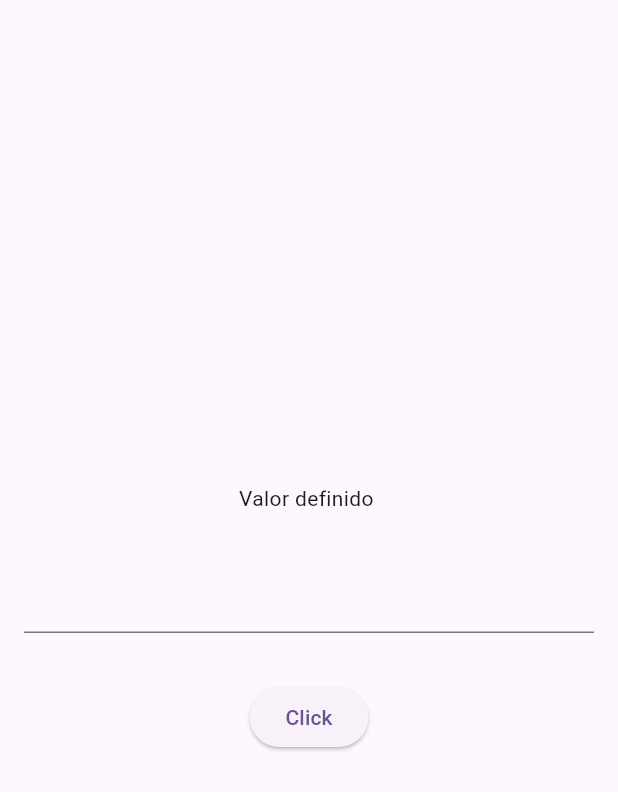
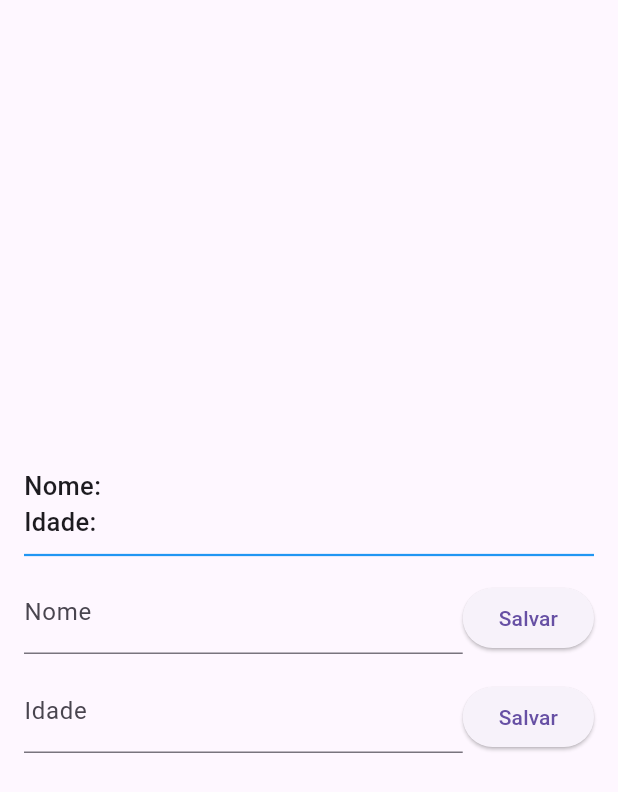
Before and after one commit to randradee/getx_intro, a Flutter app: the screen it shows after launch, on a phone screen of 412 x 824 dp. Shown: the top 792 px of the screen. Run offline on Flutter 3.47's test engine with Material 3 defaults, Android fonts, the phone set to English and light mode, and no system bars; our stand-ins replace get.

```diff
--- /dev/null
+++ b/lib/idade_controller.dart
@@ -0,0 +1,9 @@
+import 'package:get/get.dart';
+
+class IdadeController extends GetxController {
+  RxString idade = ''.obs;
+
+  void updateIdade(String idade) {
+    this.idade.value = idade;
+  }
+}
--- a/lib/main.dart
+++ b/lib/main.dart
@@ -1,6 +1,7 @@
 import 'package:flutter/material.dart';
-import 'package:get/get_state_manager/get_state_manager.dart';
-import 'package:getx_intro/value_controller.dart';
+import 'package:get/get.dart';
+import 'package:getx_intro/idade_controller.dart';
+import 'package:getx_intro/nome_controller.dart';
 
 void main() {
   runApp(const MyApp());
@@ -14,20 +15,25 @@ class MyApp extends StatelessWidget {
     return MaterialApp(
       title: 'Flutter Demo',
       theme: ThemeData(
-        colorScheme: ColorScheme.fromSeed(seedColor: Colors.deepPurple),
-        useMaterial3: true,
+        primarySwatch: Colors.blue,
       ),
-      home: MyHomePage(),
+      home: HomePage(),
     );
   }
 }
 
-class MyHomePage extends StatelessWidget {
-  MyHomePage({super.key});
+class HomePage extends StatelessWidget {
+  HomePage({super.key});
 
-  final textController = TextEditingController();
+  final nameController = TextEditingController();
+  final ageController = TextEditingController();
+  final idadeController = IdadeController();
+  final nomeController = NomeController();
 
-  final valueController = ValueController();
+  TextStyle commonStyle() => const TextStyle(
+        fontSize: 17,
+        fontWeight: FontWeight.w500,
+      );
 
   @override
   Widget build(BuildContext context) {
@@ -36,35 +42,83 @@ class MyHomePage extends StatelessWidget {
         padding: const EdgeInsets.all(16),
         child: Column(
           mainAxisAlignment: MainAxisAlignment.center,
+          crossAxisAlignment: CrossAxisAlignment.stretch,
           children: [
-            // Valor
             Obx(
               () {
-                return Text('Valor definido ${valueController.definedValue}');
+                return Text(
+                  'Nome: ${nomeController.nome}',
+                  style: commonStyle(),
+                );
               },
             ),
 
-            // Campo
-            Padding(
-              padding: const EdgeInsets.symmetric(vertical: 32),
-              child: TextField(
-                controller: textController,
-              ),
+            Obx(
+              () {
+                return Text(
+                  'Idade: ${idadeController.idade}',
+                  style: commonStyle(),
+                );
+              },
             ),
 
-            // Botão
-            Obx(() {
-              return valueController.isLoading.value
-                  ? const CircularProgressIndicator()
-                  : ElevatedButton(
-                      onPressed: () {
-                        String value = textController.text;
+            const Divider(
+              thickness: 1.5,
+              color: Colors.blue,
+              height: 20,
+            ),
 
-                        valueController.setValue(value);
-                      },
-                      child: const Text('Click'),
-                    );
-            })
+            Row(
+              crossAxisAlignment: CrossAxisAlignment.end,
+              children: [
+                // Campo de nome
+                Expanded(
+                  child: TextField(
+                    controller: nameController,
+                    decoration: const InputDecoration(
+                      labelText: 'Nome',
+                    ),
+                  ),
+                ),
+
+                // Botão para salvar o nome
+                ElevatedButton(
+                  onPressed: () {
+                    nomeController.updateNome(nameController.text);
+                  },
+                  child: const Text('Salvar'),
+                ),
+              ],
+            ),
+
+            // Espaçamento
+            const SizedBox(height: 10),
+
+            Row(
+              crossAxisAlignment: CrossAxisAlignment.end,
+              children: [
+                // Campo de idade
+                Expanded(
+                  child: TextField(
+                    controller: ageController,
+                    decoration: const InputDecoration(
+                      labelText: 'Idade',
+                    ),
+                  ),
+                ),
+
+                // Botão para salvar a idade
+                ElevatedButton(
+                  onPressed: () {
+                    idadeController.updateIdade(ageController.text);
+                  },
+                  child: const Text('Salvar'),
+                ),
+              ],
+            ),
+
+            // Espaçamento
+            const SizedBox(height: 10),
           ],
         ),
       ),
--- /dev/null
+++ b/lib/nome_controller.dart
@@ -0,0 +1,9 @@
+import 'package:get/get.dart';
+
+class NomeController extends GetxController {
+  RxString nome = ''.obs;
+
+  void updateNome(String nome) {
+    this.nome.value = nome;
+  }
+}
--- a/lib/value_controller.dart
+++ /dev/null
@@ -1,15 +0,0 @@
-import 'package:get/get.dart';
-
-class ValueController extends GetxController {
-  RxString definedValue = ''.obs;
-  RxBool isLoading = false.obs;
-
-  void setValue(String newValue) async {
-    isLoading.value = true;
-
-    await Future.delayed(const Duration(seconds: 2));
-
-    definedValue.value = newValue;
-    isLoading.value = false;
-  }
-}
```
Also changed, not shown: 38 other files.
